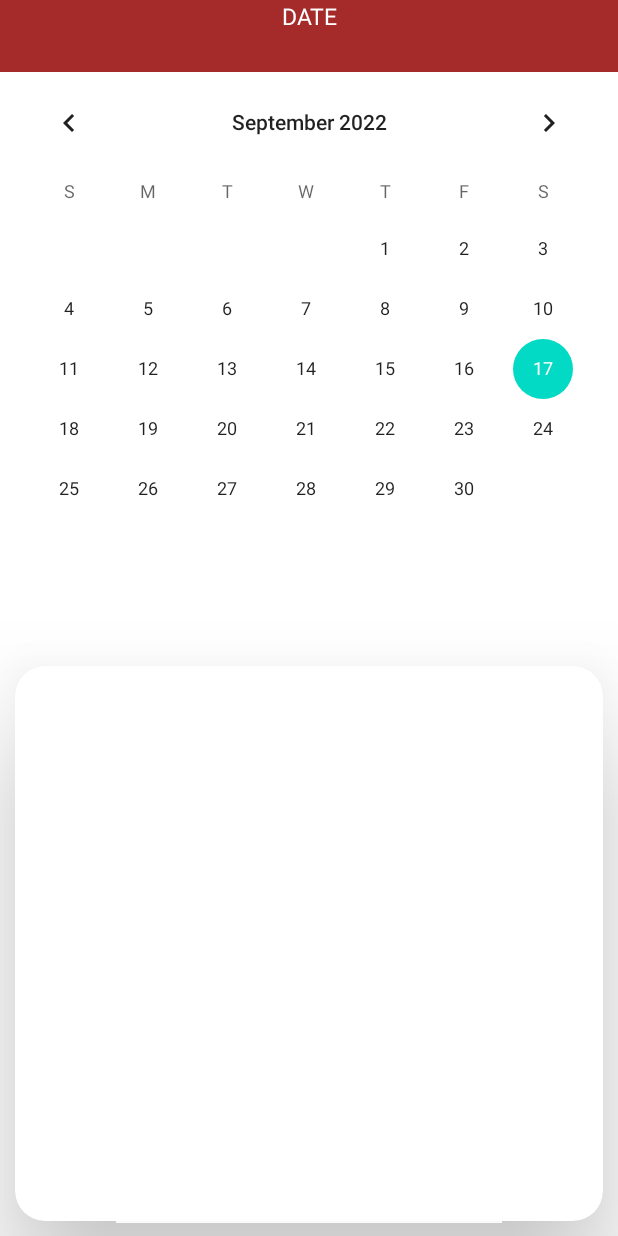
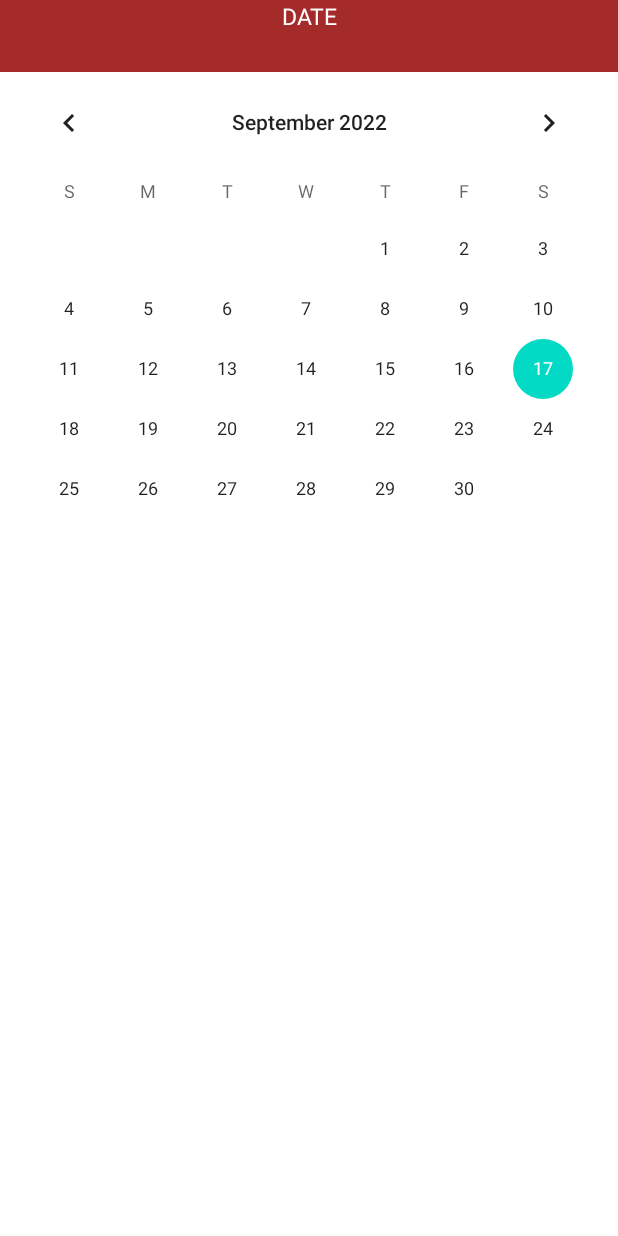
Before and after one commit to Khalid511/ponjika, an Android app: the screen it shows after launch (MainActivity), on a phone screen of 412 x 824 dp. Run offline under Robolectric (Android 15) with nearby library versions, the phone set to English and light mode, and no system bars.

Commit message:
Add shape to the editText, time picker and little change with card view

```diff
--- a/app/src/main/java/com/example/ponjika/MainActivity.java
+++ b/app/src/main/java/com/example/ponjika/MainActivity.java
@@ -2,6 +2,7 @@ package com.example.ponjika;
 
 import androidx.annotation.NonNull;
 import androidx.appcompat.app.AppCompatActivity;
+import androidx.cardview.widget.CardView;
 
 import android.os.Bundle;
 import android.view.View;
@@ -10,13 +11,16 @@ import android.widget.Button;
 import android.widget.CalendarView;
 import android.widget.EditText;
 import android.widget.TextView;
+import android.widget.TimePicker;
 
 public class MainActivity extends AppCompatActivity {
 
     TextView textview;
     CalendarView calendarview;
     Button eventButton;
-    EditText event_name, event_description, event_time;
+    EditText event_name, event_description;
+    TimePicker event_time;
+    CardView view_card;
 
     @Override
     protected void onCreate(Bundle savedInstanceState) {
@@ -31,6 +35,7 @@ public class MainActivity extends AppCompatActivity {
         event_name = findViewById(R.id.event_name);
         event_description = findViewById(R.id.event_description);
         event_time = findViewById(R.id.event_time);
+        view_card = findViewById(R.id.card_view);
 
         calendarview.setOnDateChangeListener(new CalendarView.OnDateChangeListener() {
             @Override
@@ -41,9 +46,11 @@ public class MainActivity extends AppCompatActivity {
                 eventButton.setOnClickListener(new View.OnClickListener() {
                     @Override
                     public void onClick(View v) {
-                        event_name.setVisibility(view.VISIBLE);
-                        event_description.setVisibility(view.VISIBLE);
-                        event_time.setVisibility(view.VISIBLE);
+                          view_card.setVisibility(view.VISIBLE);
+//                        event_name.setVisibility(view.VISIBLE);
+//                        event_description.setVisibility(view.VISIBLE);
+//                        event_time.setVisibility(view.VISIBLE);
+                          event_time.setIs24HourView(true);
                     }
                 });
 
--- /dev/null
+++ b/app/src/main/res/drawable/custom_input.xml
@@ -0,0 +1,17 @@
+<?xml version="1.0" encoding="utf-8"?>
+<selector xmlns:android="http://schemas.android.com/apk/res/android">
+    <item android:state_enabled="true" android:state_focused="true">
+        <shape android:shape="rectangle">
+            <solid android:color="@color/white"></solid>
+            <corners android:radius="40dp"></corners>
+            <stroke android:color="@color/brown" android:width="1dp"></stroke>
+        </shape>
+    </item>
+    <item android:state_enabled="true" >
+        <shape android:shape="rectangle">
+            <solid android:color="@color/white"></solid>
+            <corners android:radius="20dp"></corners>
+            <stroke android:color="@color/black" android:width="1dp"></stroke>
+        </shape>
+    </item>
+</selector>
--- a/app/src/main/res/layout/activity_main.xml
+++ b/app/src/main/res/layout/activity_main.xml
@@ -30,49 +30,80 @@
         android:layout_gravity="center_horizontal"/>
 
     <androidx.cardview.widget.CardView
+        android:id="@+id/card_view"
         android:layout_width="match_parent"
         android:layout_height="match_parent"
         app:cardElevation="50dp"
         app:cardCornerRadius="20dp"
         android:layout_margin="10dp"
         app:cardBackgroundColor="@color/white"
+        android:visibility="invisible"
         >
-        <LinearLayout
+
+        <RelativeLayout
+            android:layout_width="match_parent"
             android:layout_height="match_parent"
-            android:layout_width="match_parent"
-            android:orientation="vertical">
-    <EditText
-        android:id="@+id/event_name"
-        android:layout_width="match_parent"
-        android:layout_height="wrap_content"
-        android:ems="10"
-        android:inputType="textPersonName"
-        android:text="Event Name"
-        android:textAlignment="center"
-        android:visibility="invisible"/>
+            android:orientation="vertical"
+            >
 
-    <EditText
-        android:id="@+id/event_description"
-        android:layout_width="match_parent"
-        android:layout_height="wrap_content"
-        android:ems="10"
-        android:inputType="textShortMessage"
-        android:text="Event Description"
+            <EditText
+                android:id="@+id/event_description"
+                android:layout_width="259dp"
+                android:layout_height="43dp"
+                android:layout_above="@+id/event_time"
+                android:layout_alignParentEnd="true"
+                android:layout_marginEnd="53dp"
+                android:layout_marginBottom="10dp"
+                android:background="@drawable/custom_input"
+                android:ems="10"
+                android:inputType="textShortMessage"
+                android:text="Event Description"
+                android:textAlignment="center"
+                />
 
-        android:textAlignment="center"
-        android:visibility="invisible"/>
+            <TimePicker
+                android:id="@+id/event_time"
+                android:layout_width="wrap_content"
+                android:layout_height="116dp"
+                android:layout_above="@+id/button"
+                android:layout_alignParentStart="true"
+                android:layout_alignParentEnd="true"
+                android:layout_marginStart="68dp"
+                android:layout_marginEnd="68dp"
+                android:layout_marginBottom="18dp"
+                android:timePickerMode="spinner"
+                 />
 
-    <EditText
-        android:id="@+id/event_time"
-        android:layout_width="match_parent"
-        android:layout_height="wrap_content"
-        android:ems="10"
-        android:inputType="time"
-        android:text="Event Time"
+            <EditText
+                android:id="@+id/event_name"
+                android:layout_width="227dp"
+                android:layout_height="2dp"
+                android:layout_above="@+id/event_description"
+                android:layout_alignParentTop="true"
+                android:layout_alignParentEnd="true"
+                android:layout_marginTop="11dp"
+                android:layout_marginEnd="72dp"
+                android:layout_marginBottom="17dp"
+                android:background="@drawable/custom_input"
+                android:ems="10"
+                android:inputType="textPersonName"
+                android:text="Event Name"
+                android:textAlignment="center"
+                 />
 
-        android:textAlignment="center"
-        android:visibility="invisible"/>
-        </LinearLayout>
+            <Button
+                android:id="@+id/button"
+                android:layout_width="wrap_content"
+                android:layout_height="wrap_content"
+                android:layout_alignParentEnd="true"
+                android:layout_alignParentBottom="true"
+                android:layout_marginEnd="140dp"
+                android:layout_marginBottom="14dp"
+                android:backgroundTint="@color/brown"
+                android:text="submit"
+                android:textSize="10dp" />
+
+        </RelativeLayout>
     </androidx.cardview.widget.CardView>
 
 
```
